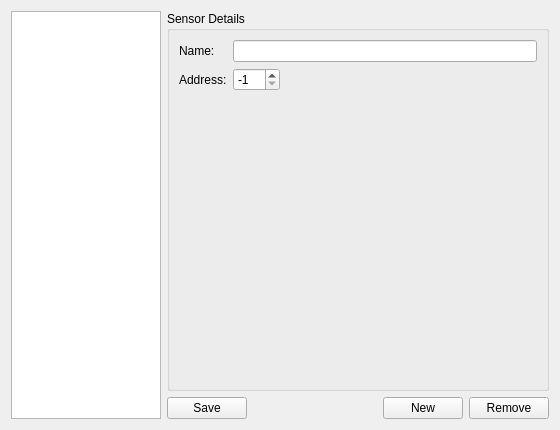
Above: sensorsettings.ui from jehrichs/des-control before the change. Below: the same form after it.
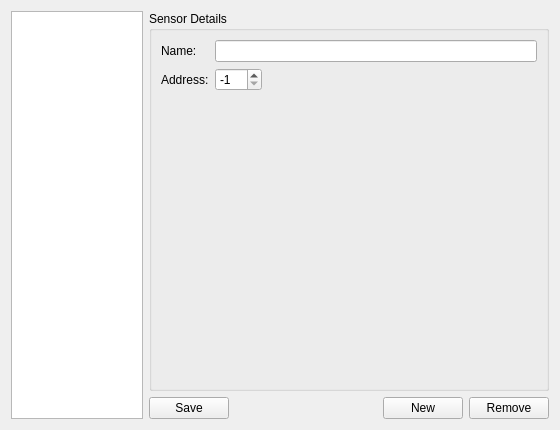
That is the form after the change.

```diff
--- a/sensorsettings.ui
+++ b/sensorsettings.ui
@@ -18,7 +18,7 @@
     <widget class="QListWidget" name="listWidgetSensors">
      <property name="maximumSize">
       <size>
-       <width>150</width>
+       <width>200</width>
        <height>16777215</height>
       </size>
      </property>
@@ -34,6 +34,12 @@
          <verstretch>0</verstretch>
         </sizepolicy>
        </property>
+       <property name="minimumSize">
+        <size>
+         <width>400</width>
+         <height>0</height>
+        </size>
+       </property>
        <property name="title">
         <string>Sensor Details</string>
        </property>
```
Left out of the diff: 3 changed lines with no effect on the pictures.
